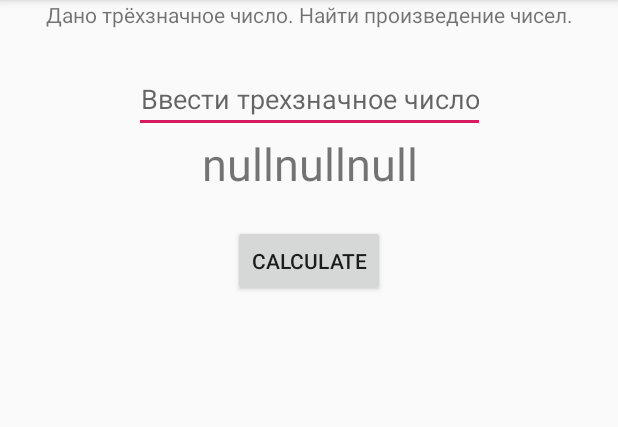
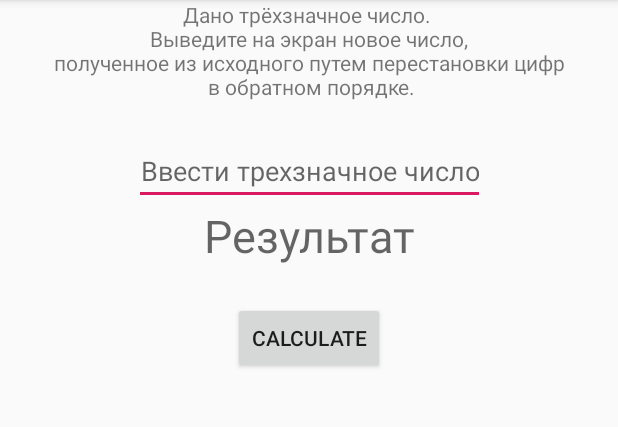
Before and after one commit to 2wiktor2/Exercises, an Android app: the Zadacha2 screen opened directly, with no data from a screen before it, after a tap on "CALCULATE", on a phone screen of 412 x 824 dp, the part 84-511 px from its top. Run offline under Robolectric (Android 15) with nearby library versions, the phone set to English and light mode, and no system bars.

Commit message:
second задача  is done

```diff
--- a/app/src/main/AndroidManifest.xml
+++ b/app/src/main/AndroidManifest.xml
@@ -18,7 +18,8 @@
         </activity>
         <activity android:name=".Zadacha1" />
         <activity android:name=".AndroidZadacha1" />
-        <activity android:name=".Zadacha2"></activity>
+        <activity android:name=".Zadacha2" />
+        <activity android:name=".Zadacha3"></activity>
     </application>
 
 </manifest>
--- a/app/src/main/java/com/wiktor/exercises1/Zadacha2.java
+++ b/app/src/main/java/com/wiktor/exercises1/Zadacha2.java
@@ -6,6 +6,7 @@ import android.view.View;
 import android.widget.Button;
 import android.widget.EditText;
 import android.widget.TextView;
+import android.widget.Toast;
 
 public class Zadacha2 extends AppCompatActivity implements View.OnClickListener {
 
@@ -33,8 +34,14 @@ public class Zadacha2 extends AppCompatActivity implements View.OnClickListener
     private void reversNumbers() {
         //Получить число
         String innerNumber = numberIn.getText().toString();
+
+        if (innerNumber.equals("")) {
+            Toast.makeText(this, "Введите число", Toast.LENGTH_SHORT).show();
+        } else if (numberIn.getText().length() < 3) {
+            Toast.makeText(this, "Введите ТРЕХзначное число", Toast.LENGTH_SHORT).show();
+        } else {
+
             //Разбить на символы
-
             Character num1 = innerNumber.charAt(0);
             Character num2 = innerNumber.charAt(1);
             Character num3 = innerNumber.charAt(2);
@@ -45,7 +52,6 @@ public class Zadacha2 extends AppCompatActivity implements View.OnClickListener
 
             //Вывести в textView
             result.setText(outerNumber);
-
-
         }
     }
+}
--- a/app/src/main/res/layout/zadacha2.xml
+++ b/app/src/main/res/layout/zadacha2.xml
@@ -45,10 +45,10 @@
         android:id="@+id/button_change"
         android:layout_width="wrap_content"
         android:layout_height="wrap_content"
-        android:layout_marginTop="150dp"
+        android:layout_marginTop="24dp"
         android:text="Calculate"
         app:layout_constraintLeft_toLeftOf="parent"
         app:layout_constraintRight_toRightOf="parent"
-        app:layout_constraintTop_toTopOf="parent" />
+        app:layout_constraintTop_toBottomOf="@+id/text_view_changedA"/>
 
 </android.support.constraint.ConstraintLayout>
--- a/app/src/main/res/values/strings.xml
+++ b/app/src/main/res/values/strings.xml
@@ -1,5 +1,9 @@
 <resources>
     <string name="app_name">Exercises1</string>
     <string name="zadacha1_uslovie">поменять местами значения \n a и b</string>
-    <string name="zadacha2_uslovie">Дано трёхзначное число. Найти произведение чисел.</string>
+    <string name="zadacha2_uslovie">Дано трёхзначное число. \n
+        Выведите на экран новое число, \n
+        полученное из исходного путем перестановки цифр \n
+        в обратном порядке.</string>
+    <string name="zadacha3_uslovie">Дано трёхзначное число. Найти произведение чисел.</string>
 </resources>
```
Also changed, not shown: app/src/main/java/com/wiktor/exercises1/Zadacha3.java (added, +13 -0 lines), app/src/main/res/layout/zadacha3.xml (added, +9 -0 lines). Lines whose indentation alone changed are shown as unchanged.
